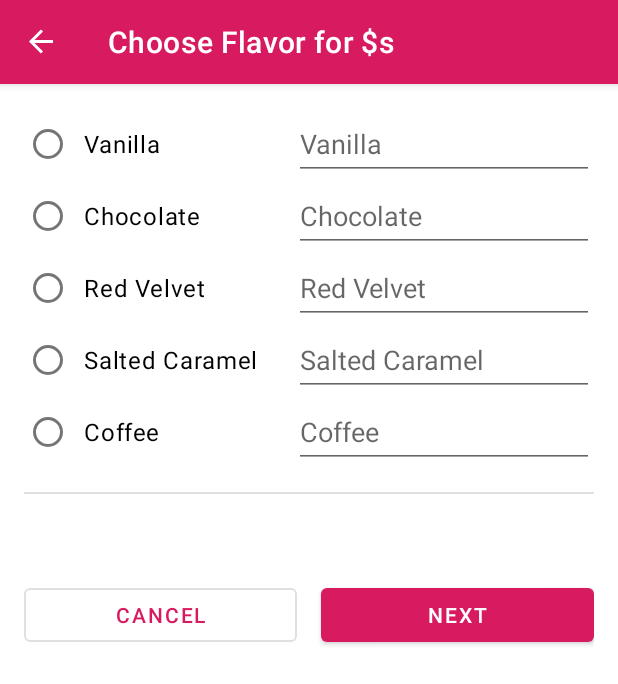
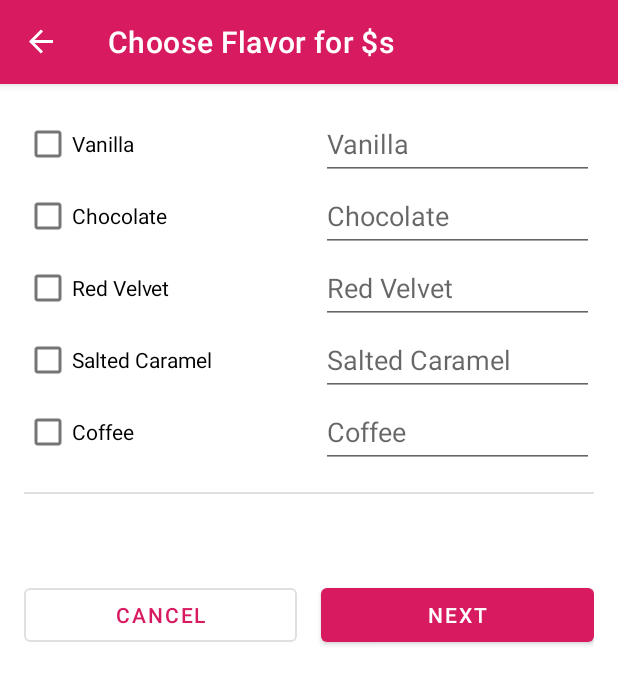
Before and after one commit to Freya0119/Cup_Cake, an Android app: the FlavorFragment screen opened through its navigation route, on a phone screen of 412 x 824 dp. Shown: the top 684 px of the screen. Run offline under Robolectric (Android 15) with nearby library versions, the phone set to English and light mode, and no system bars; our stand-ins replace data binding, navigation-ui; 2 statements that could not run were skipped.

```diff
--- a/android-basics-kotlin-cupcake-app-starter/app/src/main/java/com/example/cupcake/model/CupCakeViewModel.kt
+++ b/android-basics-kotlin-cupcake-app-starter/app/src/main/java/com/example/cupcake/model/CupCakeViewModel.kt
@@ -1,6 +1,6 @@
 package com.example.cupcake.model
 
 class CupCakeViewModel(flavor: String, value: Int) {
-    private val myFlavor = flavor
-    private val myValue = value
+    val myFlavor = flavor
+    val myValue = value
 }
--- a/android-basics-kotlin-cupcake-app-starter/app/src/main/res/layout/fragment_flavor.xml
+++ b/android-basics-kotlin-cupcake-app-starter/app/src/main/res/layout/fragment_flavor.xml
@@ -41,50 +41,41 @@
 
             <RadioGroup
                 android:id="@+id/flavor_options"
-                android:layout_width="wrap_content"
+                android:layout_width="0dp"
                 android:layout_height="wrap_content"
                 android:orientation="vertical"
+                app:layout_constraintEnd_toStartOf="@+id/vanilla_value"
                 app:layout_constraintStart_toStartOf="parent"
                 app:layout_constraintTop_toTopOf="parent">
 
-                <RadioButton
+                <CheckBox
                     android:id="@+id/vanilla"
-                    android:layout_width="wrap_content"
-                    android:layout_height="wrap_content"
-                    android:checked="@{viewModel.flavor.equals(@string/vanilla)}"
-                    android:onClick="@{() -> viewModel.setFlavor(@string/vanilla)}"
+                    android:layout_width="match_parent"
+                    android:layout_height="match_parent"
                     android:text="@string/vanilla" />
 
-                <RadioButton
+                <CheckBox
                     android:id="@+id/chocolate"
-                    android:layout_width="wrap_content"
-                    android:layout_height="wrap_content"
-                    android:checked="@{viewModel.flavor.equals(@string/chocolate)}"
-                    android:onClick="@{() -> viewModel.setFlavor(@string/chocolate)}"
+                    android:layout_width="match_parent"
+                    android:layout_height="match_parent"
                     android:text="@string/chocolate" />
 
-                <RadioButton
+                <CheckBox
                     android:id="@+id/red_velvet"
-                    android:layout_width="wrap_content"
-                    android:layout_height="wrap_content"
-                    android:checked="@{viewModel.flavor.equals(@string/red_velvet)}"
-                    android:onClick="@{() -> viewModel.setFlavor(@string/red_velvet)}"
+                    android:layout_width="match_parent"
+                    android:layout_height="match_parent"
                     android:text="@string/red_velvet" />
 
-                <RadioButton
+                <CheckBox
                     android:id="@+id/salted_caramel"
-                    android:layout_width="wrap_content"
-                    android:layout_height="wrap_content"
-                    android:checked="@{viewModel.flavor.equals(@string/salted_caramel)}"
-                    android:onClick="@{() -> viewModel.setFlavor(@string/salted_caramel)}"
+                    android:layout_width="match_parent"
+                    android:layout_height="match_parent"
                     android:text="@string/salted_caramel" />
 
-                <RadioButton
+                <CheckBox
                     android:id="@+id/coffee"
-                    android:layout_width="wrap_content"
-                    android:layout_height="wrap_content"
-                    android:checked="@{viewModel.flavor.equals(@string/coffee)}"
-                    android:onClick="@{() -> viewModel.setFlavor(@string/coffee)}"
+                    android:layout_width="match_parent"
+                    android:layout_height="match_parent"
                     android:text="@string/coffee" />
             </RadioGroup>
 
```
Also changed, not shown: android-basics-kotlin-cupcake-app-starter/app/src/main/java/com/example/cupcake/FlavorFragment.kt (+57 -0 lines), android-basics-kotlin-cupcake-app-starter/app/src/main/java/com/example/cupcake/model/OrderViewModel.kt (+13 -0 lines).
